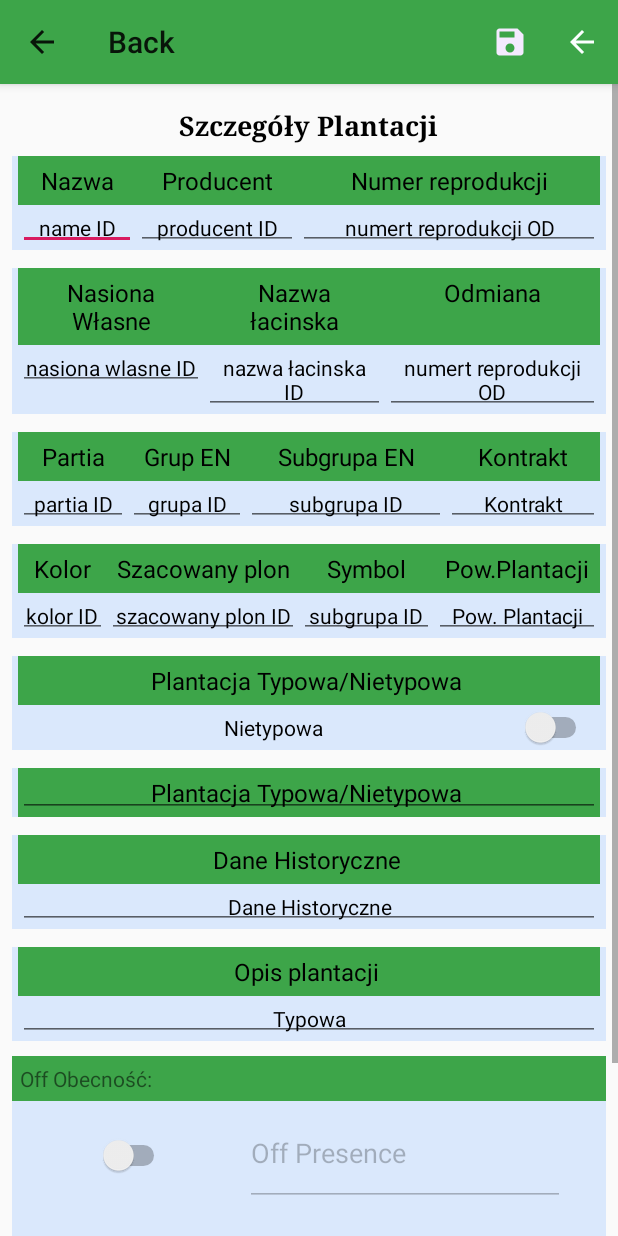
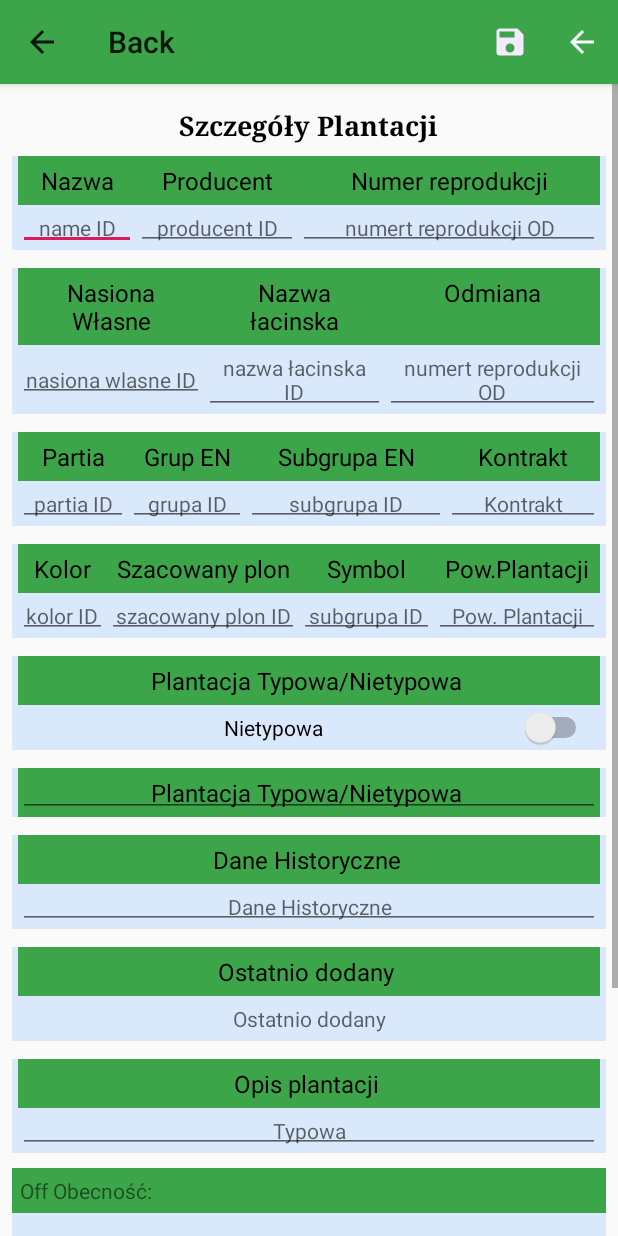
Before and after one commit to alfred1989/Legutko_APP, an Android app: the ProductAddActivity screen opened directly, with no data from a screen before it, on a phone screen of 412 x 824 dp. Run offline under Robolectric (Android 15) with nearby library versions, the phone set to English and light mode, and no system bars; libraries missing offline, so code that uses them is left out: com.bestsoft32.tt_fancy_gif_dialog_lib.

Commit message:
add new record

```diff
--- a/app/src/main/java/com/example/legutkoapplication/activity/ProductAddActivity.java
+++ b/app/src/main/java/com/example/legutkoapplication/activity/ProductAddActivity.java
@@ -15,6 +15,8 @@ import android.widget.Toast;
 import androidx.appcompat.app.ActionBar;
 import androidx.appcompat.app.AppCompatActivity;
 
+import com.bestsoft32.tt_fancy_gif_dialog_lib.TTFancyGifDialog;
+import com.bestsoft32.tt_fancy_gif_dialog_lib.TTFancyGifDialogListener;
 import com.example.legutkoapplication.R;
 import com.example.legutkoapplication.RefreshingActivity;
 import com.example.legutkoapplication.database.DBHelperInitializer;
@@ -33,7 +35,7 @@ public class ProductAddActivity extends AppCompatActivity {
     EditText estimatedCropField;
     EditText offPresenceField;
     EditText offPercentageField;
-    EditText descriptionField;
+    TextView descriptionField;
     EditText standardPlantationField;
     TextView commentField;
     EditText batchField;
@@ -45,7 +47,8 @@ public class ProductAddActivity extends AppCompatActivity {
     TextView commentPLField;
     TextView symbolField;
     TextView historical_dataField;
-    TextView contrectField;
+    EditText contrectField;
+    EditText recently_addedField;
     TextView own_seed_batchField;
     Switch switchStandardPlantation;
     Switch switchStandardPlantationTypical;
@@ -88,6 +91,7 @@ public class ProductAddActivity extends AppCompatActivity {
         symbolField = findViewById(R.id.symbol);
         historical_dataField = findViewById(R.id.historical_dataField_activiti);
         contrectField = findViewById(R.id.contract);
+        recently_addedField = findViewById(R.id.recently_added);
         own_seed_batchField = findViewById(R.id.own_seed_batch);
         //----------------------------Switch Standard Plantanion--------------------------------------------------
         switchStandardPlantation = findViewById(R.id.switch_standard_plantation);
@@ -130,7 +134,7 @@ public class ProductAddActivity extends AppCompatActivity {
         String powierzchnia = plantation_areaPLField.getText().toString().trim();
         String own_seed_batch = own_seed_batchField.getText().toString().trim();
         String contract = contrectField.getText().toString().trim();
-
+        String recently_added = recently_addedField.getText().toString().trim();
         String test = standardPlantation;
         if (test == null) {
             System.out.println("Hello word");
@@ -149,18 +153,47 @@ public class ProductAddActivity extends AppCompatActivity {
         String commentaryInPL = own_seed_batch;
         DBHelperInitializer db = new DBHelperInitializer(this);
         Product product = new Product(productId, producer, species, name, variety, color, group, subgroup, estimatedCrop, offPresence,
-                offPercentage, description, standardPlantation, comment, batch, code, plantationId, commentaryInPL, descriptionInEnglish, symbol,historical_data,contract);
+                offPercentage, description, standardPlantation, comment, batch, code, plantationId, commentaryInPL,
+                descriptionInEnglish, symbol,historical_data,contract, recently_added);
         long result = db.addProduct(product);
         if (result != -1) {
             Toast.makeText(this, "Saved", Toast.LENGTH_SHORT).show();
+            new TTFancyGifDialog.Builder(ProductAddActivity.this)
+                    .setTitle("Baza danych została zapisana w pamięci urządzenia")
+                    .setPositiveBtnText("Ok")
+                    .setPositiveBtnBackground("#22b573")
+                    .setGifResource(R.drawable.gif1)      //pass your gif, png or jpg
+                    .isCancellable(true)
+                    .OnPositiveClicked(new TTFancyGifDialogListener() {
+                        @Override
+                        public void OnClick() {
+                            Toast.makeText(ProductAddActivity.this,"Ok",Toast.LENGTH_SHORT).show();
+                        }
+                    })
+
+                    .build();
         } else {
             Toast.makeText(this, "Failed", Toast.LENGTH_SHORT).show();
+            new TTFancyGifDialog.Builder(ProductAddActivity.this)
+                    .setTitle("Błąd baza danych nie została zapisana")
+
+                    .setPositiveBtnBackground("#22b573")
+                    .setGifResource(R.drawable.gif2)      //pass your gif, png or jpg
+                    .isCancellable(true)
+                    .OnPositiveClicked(new TTFancyGifDialogListener() {
+                        @Override
+                        public void OnClick() {
+
+                        }
+                    })
+
+                    .build();
         }
         Thread t = new Thread(new Runnable() {
             @Override
             public void run() {
                 try {
-                    Thread.sleep(2 * 600);
+                    Thread.sleep(3 * 600);
 
                     startActivity(new Intent(ProductAddActivity.this, RefreshingActivity.class));
                     finish();
--- a/app/src/main/res/layout/activity_product_add.xml
+++ b/app/src/main/res/layout/activity_product_add.xml
@@ -98,7 +98,7 @@
                         android:layout_weight="1"
                         android:gravity="center"
                         android:padding="5dp"
-                        android:text="name ID"
+                        android:hint="name ID"
                         android:textAppearance="?android:attr/textAppearanceSmall"
                         android:textColor="#000000"></EditText>
 
@@ -109,7 +109,7 @@
                         android:layout_weight="1"
                         android:gravity="center"
                         android:padding="5dp"
-                        android:text="producent ID"
+                        android:hint="producent ID"
                         android:textAppearance="?android:attr/textAppearanceSmall"
                         android:textColor="#000000"></EditText>
 
@@ -120,7 +120,7 @@
                         android:layout_weight="3"
                         android:gravity="center"
                         android:padding="5dp"
-                        android:text="numert reprodukcji OD"
+                        android:hint="numert reprodukcji OD"
                         android:textAppearance="?android:attr/textAppearanceSmall"
                         android:textColor="#000000"></EditText>
                 </TableRow>
@@ -183,7 +183,7 @@
                         android:layout_weight="1"
                         android:gravity="center"
                         android:padding="5dp"
-                        android:text="nasiona wlasne ID"
+                        android:hint="nasiona wlasne ID"
                         android:textAppearance="?android:attr/textAppearanceSmall"
                         android:textColor="#000000"></EditText>
 
@@ -194,7 +194,7 @@
                         android:layout_weight="1"
                         android:gravity="center"
                         android:padding="5dp"
-                        android:text="nazwa łacinska ID"
+                        android:hint="nazwa łacinska ID"
                         android:textAppearance="?android:attr/textAppearanceSmall"
                         android:textColor="#000000"></EditText>
 
@@ -205,7 +205,7 @@
                         android:layout_weight="3"
                         android:gravity="center"
                         android:padding="5dp"
-                        android:text="numert reprodukcji OD"
+                        android:hint="numert reprodukcji OD"
                         android:textAppearance="?android:attr/textAppearanceSmall"
                         android:textColor="#000000"></EditText>
                 </TableRow>
@@ -278,7 +278,7 @@
                         android:layout_weight="1"
                         android:gravity="center"
                         android:padding="5dp"
-                        android:text="partia ID"
+                        android:hint="partia ID"
                         android:textAppearance="?android:attr/textAppearanceSmall"
                         android:textColor="#000000"></EditText>
 
@@ -289,7 +289,7 @@
                         android:layout_weight="1"
                         android:gravity="center"
                         android:padding="5dp"
-                        android:text="grupa ID"
+                        android:hint="grupa ID"
                         android:textAppearance="?android:attr/textAppearanceSmall"
                         android:textColor="#000000"></EditText>
 
@@ -300,7 +300,7 @@
                         android:layout_weight="3"
                         android:gravity="center"
                         android:padding="5dp"
-                        android:text="subgrupa ID"
+                        android:hint="subgrupa ID"
                         android:textAppearance="?android:attr/textAppearanceSmall"
                         android:textColor="#000000"></EditText>
                     <EditText
@@ -310,7 +310,7 @@
                         android:layout_weight="3"
                         android:gravity="center"
                         android:padding="5dp"
-                        android:text="Kontrakt"
+                        android:hint="Kontrakt"
                         android:textAppearance="?android:attr/textAppearanceSmall"
                         android:textColor="#000000"></EditText>
                 </TableRow>
@@ -383,7 +383,7 @@
                         android:layout_weight="1"
                         android:gravity="center"
                         android:padding="5dp"
-                        android:text="kolor ID"
+                        android:hint="kolor ID"
                         android:textAppearance="?android:attr/textAppearanceSmall"
                         android:textColor="	#000000"/>
 
@@ -394,7 +394,7 @@
                         android:layout_weight="1"
                         android:gravity="center"
                         android:padding="5dp"
-                        android:text="szacowany plon ID"
+                        android:hint="szacowany plon ID"
                         android:textAppearance="?android:attr/textAppearanceSmall"
                         android:textColor="	#000000"/>
 
@@ -405,7 +405,7 @@
                         android:layout_weight="3"
                         android:gravity="center"
                         android:padding="5dp"
-                        android:text="subgrupa ID"
+                        android:hint="subgrupa ID"
                         android:textAppearance="?android:attr/textAppearanceSmall"
                         android:textColor="	#000000"/>
                     <EditText
@@ -415,7 +415,7 @@
                         android:layout_weight="3"
                         android:gravity="center"
                         android:padding="5dp"
-                        android:text="Pow. Plantacji"
+                        android:hint="Pow. Plantacji"
                         android:textAppearance="?android:attr/textAppearanceSmall"
                         android:textColor="	#000000"/>
                 </TableRow>
@@ -539,7 +539,7 @@
                         android:layout_weight="1"
                         android:gravity="center"
                         android:padding="5dp"
-                        android:text="Dane Historyczne"
+                        android:hint="Dane Historyczne"
                         android:textAppearance="?android:attr/textAppearanceSmall"
                         android:textColor="	#000000"></EditText>
 
@@ -550,6 +550,55 @@
             </TableLayout>
             <Space android:layout_height="12dp"></Space>
 
+            -----------------------------------------------------------------------------------------
+
+            <TableLayout
+                android:layout_width="match_parent"
+                android:layout_height="match_parent"
+                android:background="#DAE8FC"
+                android:paddingLeft="4dp"
+                android:paddingRight="4dp">
+
+                <TableRow
+                    android:layout_width="match_parent"
+                    android:layout_height="wrap_content"
+                    android:background="#3da549">
+
+                    <TextView
+                        android:layout_width="wrap_content"
+                        android:layout_height="wrap_content"
+                        android:layout_weight="1"
+                        android:gravity="center"
+                        android:padding="5dp"
+                        android:text="Ostatnio dodany "
+                        android:textColor="	#000000"
+                        android:textSize="16dp"></TextView>
+
+
+                </TableRow>
+
+                <TableRow
+                    android:layout_width="match_parent"
+                    android:layout_height="wrap_content">
+
+                    <TextView
+                        android:id="@+id/description"
+                        android:layout_width="wrap_content"
+                        android:layout_height="match_parent"
+                        android:layout_weight="1"
+                        android:gravity="center"
+                        android:padding="5dp"
+                        android:hint="Ostatnio dodany"
+                        android:textAppearance="?android:attr/textAppearanceSmall"
+                        android:textColor="	#000000"></TextView>
+
+
+                </TableRow>
+
+
+            </TableLayout>
+
+            <Space android:layout_height="12dp"></Space>
             -----------------------------------------------------------------------------------------
 
             <TableLayout
@@ -582,13 +631,13 @@
                     android:layout_height="wrap_content">
 
                     <EditText
-                        android:id="@+id/description"
+                        android:id="@+id/recently_added"
                         android:layout_width="wrap_content"
                         android:layout_height="match_parent"
                         android:layout_weight="1"
                         android:gravity="center"
                         android:padding="5dp"
-                        android:text="Typowa"
+                        android:hint="Typowa"
                         android:textAppearance="?android:attr/textAppearanceSmall"
                         android:textColor="	#000000"></EditText>
 
@@ -597,7 +646,6 @@
 
 
             </TableLayout>
-
 
             -----------------------------------------------------------------------------------------
 
```
Also changed, not shown: app/src/main/java/com/example/legutkoapplication/activity/ProductUpdateActivity.java (+9 -5 lines), app/src/main/java/com/example/legutkoapplication/database/DBHelperInitializer.java (+6 -1 lines), app/src/main/java/com/example/legutkoapplication/model/Product.java (+12 -1 lines), app/src/main/res/layout/activity_product__update.xml (+49 -1 lines), app/src/main/assets/intel.db.
